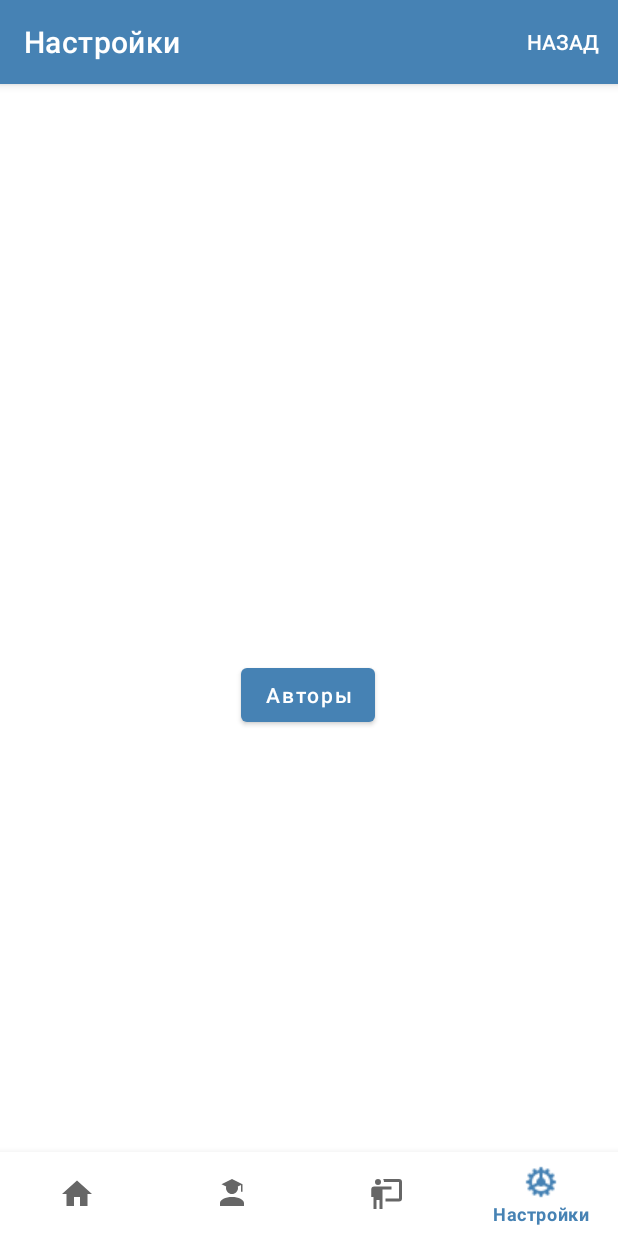
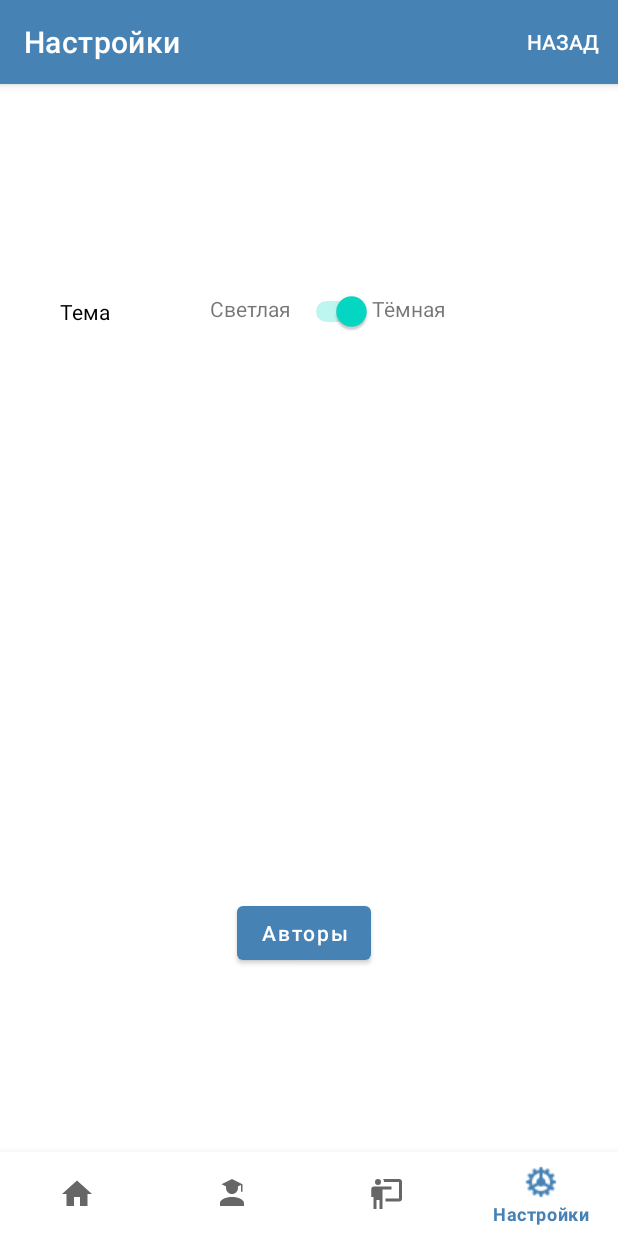
Before and after one commit to podkydish/MobileSchedule, an Android app: the SettingsFragment screen opened through its navigation route, on a phone screen of 412 x 824 dp. Run offline under Robolectric (Android 15) with nearby library versions, the phone set to English and light mode, and no system bars; our stand-ins replace navigation-ui; 3 statements that could not run were skipped.

Commit message:
Добавлена функция изменения темы

```diff
--- a/app/build.gradle
+++ b/app/build.gradle
@@ -6,6 +6,7 @@ plugins {
 android {
     namespace 'com.example.kalonkotlin'
     compileSdk 33
+    archivesBaseName = "MaiPorn"
 
     defaultConfig {
         applicationId "com.example.kalonkotlin"
--- a/app/src/main/java/com/example/kalonkotlin/client/entities/Lesson.kt
+++ b/app/src/main/java/com/example/kalonkotlin/client/entities/Lesson.kt
@@ -26,7 +26,7 @@ data class Lesson(var id: Int,
         }
     }
 
-    fun getNumberToTime(): String {
+    private fun getNumberToTime(): String {
         return when (number) {
             0.toShort() -> "9:00 - 10:30"
             1.toShort() -> "10:45 - 12:15"
--- a/app/src/main/java/com/example/kalonkotlin/ui/info/SettingsFragment.kt
+++ b/app/src/main/java/com/example/kalonkotlin/ui/info/SettingsFragment.kt
@@ -1,6 +1,9 @@
 package com.example.kalonkotlin.ui.info
 
 import android.annotation.SuppressLint
+import android.content.Context
+import android.content.SharedPreferences
+
 import android.os.Bundle
 import android.text.method.LinkMovementMethod
 import android.view.LayoutInflater
@@ -10,18 +13,29 @@ import android.view.MenuItem
 import android.view.View
 import android.view.ViewGroup
 import android.widget.Button
+import android.widget.CompoundButton
+import android.widget.Switch
 import android.widget.TextView
+import androidx.appcompat.app.AppCompatDelegate
+import androidx.appcompat.app.AppCompatDelegate.MODE_NIGHT_NO
+import androidx.appcompat.app.AppCompatDelegate.MODE_NIGHT_YES
+import androidx.constraintlayout.widget.ConstraintLayout
 import androidx.fragment.app.Fragment
 import com.example.kalonkotlin.R
+import com.example.kalonkotlin.client.APP_PREFERENCES
 import com.example.kalonkotlin.databinding.FragmentSettingsBinding
 
 
+@SuppressLint("UseSwitchCompatOrMaterialCode")
 class SettingsFragment : Fragment(), View.OnClickListener {
 
-    lateinit var authorText: TextView
-    lateinit var authorButton: Button
+    private lateinit var authorText: TextView
+    private lateinit var authorButton: Button
+    lateinit var theme: Switch
+    lateinit var layout: ConstraintLayout
     private var _binding: FragmentSettingsBinding? = null
     private val binding get() = _binding!!
+    private lateinit var sPref: SharedPreferences
 
 
     @Deprecated("Deprecated in Java")
@@ -42,7 +56,7 @@ class SettingsFragment : Fragment(), View.OnClickListener {
         super.onCreateOptionsMenu(menu, inflater)
     }
 
-    @SuppressLint("SetTextI18n")
+    @SuppressLint("SetTextI18n", "PrivateResource", "ResourceAsColor")
     override fun onCreateView(
         inflater: LayoutInflater,
         container: ViewGroup?,
@@ -51,10 +65,27 @@ class SettingsFragment : Fragment(), View.OnClickListener {
         _binding = FragmentSettingsBinding.inflate(inflater, container, false)
         val root: View = binding.root
         setHasOptionsMenu(true)
+        theme = binding.theme
+        layout = binding.settingsLayout
         authorText = binding.authorText
         authorButton = binding.authorBtn
         authorButton.setOnClickListener(this)
 
+
+
+        theme.isChecked = AppCompatDelegate.getDefaultNightMode() != MODE_NIGHT_NO
+
+
+
+        theme.setOnCheckedChangeListener { _, isChecked ->
+            if (isChecked) {
+                AppCompatDelegate.setDefaultNightMode(MODE_NIGHT_YES)
+                savePref(getString(R.string.dark))
+            } else {
+                AppCompatDelegate.setDefaultNightMode(MODE_NIGHT_NO)
+                savePref(getString(R.string.light))
+            }
+        }
         return root
     }
 
@@ -85,4 +116,11 @@ class SettingsFragment : Fragment(), View.OnClickListener {
             }
         }
     }
+
+    private fun savePref(prefValue: String?) {
+        sPref = requireActivity().getSharedPreferences(APP_PREFERENCES, Context.MODE_PRIVATE)
+        val ed = sPref.edit()
+        ed.putString(getString(R.string.theme), prefValue)
+        ed.apply()
+    }
 }
--- a/app/src/main/res/layout/fragment_settings.xml
+++ b/app/src/main/res/layout/fragment_settings.xml
@@ -4,6 +4,7 @@
         xmlns:tools="http://schemas.android.com/tools"
         android:layout_width="match_parent"
         android:layout_height="match_parent"
+        android:id="@+id/settings_layout"
         tools:context="com.example.kalonkotlin.ui.info.SettingsFragment">
 
     <TextView
@@ -14,7 +15,10 @@
             app:layout_constraintTop_toTopOf="parent"
             app:layout_constraintBottom_toBottomOf="parent"
             android:visibility="invisible"
-            tools:layout_editor_absoluteX="15dp" />
+            app:layout_constraintEnd_toEndOf="parent"
+            app:layout_constraintStart_toStartOf="parent"
+            app:layout_constraintHorizontal_bias="0.466"
+            app:layout_constraintVertical_bias="0.41" />
 
     <Button
             android:text="@string/authors"
@@ -24,9 +28,43 @@
             android:textIsSelectable="true"
             app:layout_constraintEnd_toEndOf="parent"
             app:layout_constraintStart_toStartOf="parent"
-            app:layout_constraintHorizontal_bias="0.498"
+            app:layout_constraintHorizontal_bias="0.49"
             app:layout_constraintBottom_toBottomOf="@+id/authorText"
-            app:layout_constraintTop_toTopOf="parent" />
+            app:layout_constraintTop_toTopOf="parent"
+            app:layout_constraintVertical_bias="0.745" />
+
+    <TextView
+            android:text="@string/light"
+            android:layout_width="64dp"
+            android:layout_height="25dp"
+            android:id="@+id/textView"
+            app:layout_constraintStart_toStartOf="parent"
+            app:layout_constraintTop_toTopOf="parent"
+            android:layout_marginStart="140dp"
+            android:layout_marginTop="84dp" />
+
+    <Switch
+            android:text="@string/theme"
+            android:layout_width="208dp"
+            android:layout_height="63dp"
+            android:id="@+id/theme"
+            android:textOff="@string/light"
+            android:textOn="@string/dark"
+            app:layout_constraintStart_toStartOf="parent"
+            app:layout_constraintTop_toTopOf="parent"
+            android:layout_marginTop="64dp"
+            android:layout_marginStart="40dp"
+            app:showText="true"
+            tools:ignore="UseSwitchCompatOrMaterialXml" />
+
+    <TextView
+            android:text="@string/dark"
+            android:layout_width="wrap_content"
+            android:layout_height="wrap_content"
+            android:id="@+id/textView2"
+            app:layout_constraintTop_toTopOf="parent"
+            app:layout_constraintStart_toEndOf="@+id/theme"
+            android:layout_marginTop="84dp" />
 
 
 </androidx.constraintlayout.widget.ConstraintLayout>
--- a/app/src/main/res/values/strings.xml
+++ b/app/src/main/res/values/strings.xml
@@ -26,6 +26,9 @@
     <string name="choose_professor">Выберите из списка нужного преподавателя</string>
     <string name="zero_patient">00000000-0000-0000-0000-000000000000</string>
     <string name="hello_world">Добро пожаловать</string>
+    <string name="dark">Тёмная</string>
+    <string name="light">Светлая</string>
+    <string name="theme">Тема</string>
     <string-array name="course_number">
         <item>1</item>
         <item>2</item>
```
Also changed, not shown: app/src/main/java/com/example/kalonkotlin/MainActivity.kt (+21 -5 lines).
